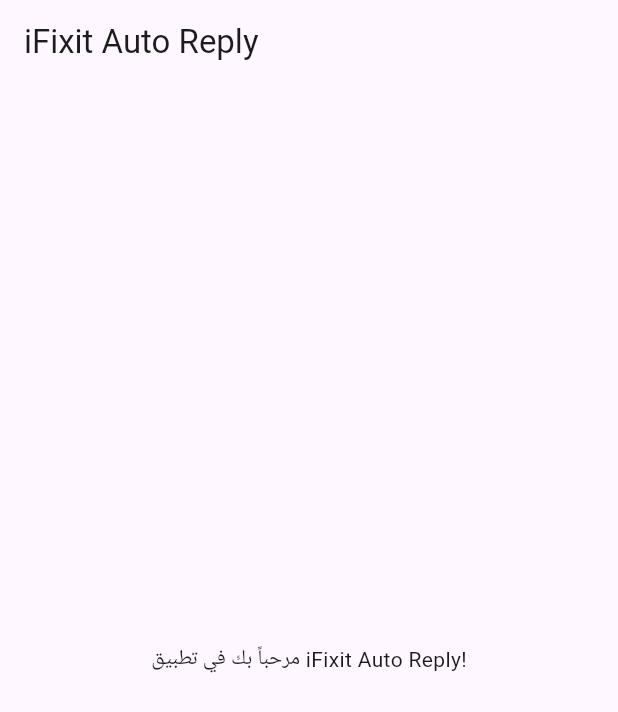
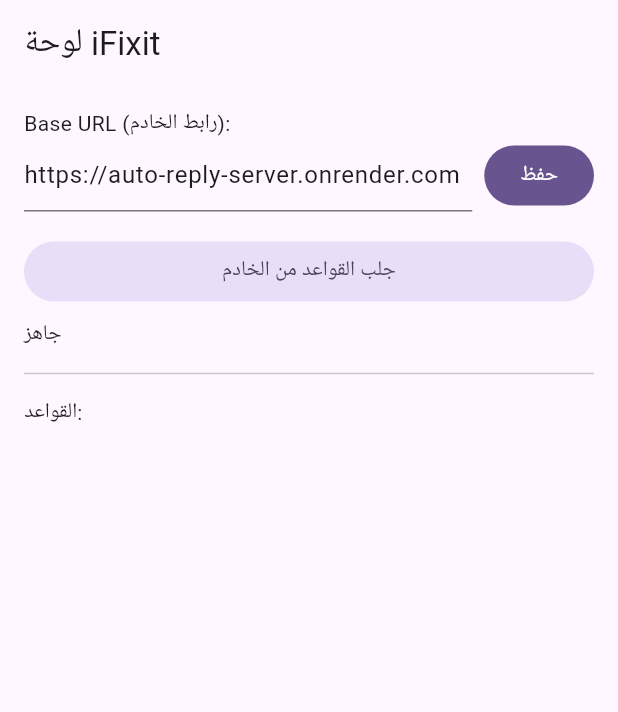
Before and after one commit to ifixityemen/ifixit_auto_reply_app_flutter2, a Flutter app: the screen it shows after launch, on a phone screen of 412 x 824 dp. Shown: the top 712 px of the screen. Run offline on Flutter 3.47's test engine with Material 3 defaults, Android fonts, the phone set to English and light mode, and no system bars; our stand-ins replace shared_preferences.

Commit message:
Update main.dart

```diff
--- a/lib/main.dart
+++ b/lib/main.dart
@@ -1,36 +1,113 @@
+import 'dart:convert';
+import 'package:flutter/material.dart';
+import 'package:shared_preferences/shared_preferences.dart';
+import 'package:http/http.dart' as http;
 
-import 'package:flutter/material.dart';
-
-void main() {
-  runApp(const MyApp());
-}
+void main() => runApp(const MyApp());
 
 class MyApp extends StatelessWidget {
   const MyApp({super.key});
-
   @override
   Widget build(BuildContext context) {
     return MaterialApp(
       title: 'iFixit Auto Reply',
-      theme: ThemeData(
-        primarySwatch: Colors.blue,
-      ),
+      theme: ThemeData(useMaterial3: true, colorSchemeSeed: Colors.deepPurple),
       home: const HomePage(),
+      debugShowCheckedModeBanner: false,
     );
   }
 }
 
-class HomePage extends StatelessWidget {
+class HomePage extends StatefulWidget {
   const HomePage({super.key});
+  @override
+  State<HomePage> createState() => _HomePageState();
+}
+
+class _HomePageState extends State<HomePage> {
+  final _baseUrlCtrl = TextEditingController();
+  String _status = 'جاهز';
+  List<dynamic> _rules = [];
+
+  @override
+  void initState() {
+    super.initState();
+    _loadBaseUrl();
+  }
+
+  Future<void> _loadBaseUrl() async {
+    final sp = await SharedPreferences.getInstance();
+    _baseUrlCtrl.text =
+        sp.getString('baseUrl') ?? 'https://auto-reply-server.onrender.com';
+  }
+
+  Future<void> _saveBaseUrl() async {
+    final url = _baseUrlCtrl.text.trim();
+    if (!url.startsWith('http')) {
+      setState(() => _status = 'الرجاء إدخال رابط صحيح يبدأ بـ http/https');
+      return;
+    }
+    final sp = await SharedPreferences.getInstance();
+    await sp.setString('baseUrl', url);
+    setState(() => _status = 'تم حفظ الرابط.');
+  }
+
+  Future<void> _fetchRules() async {
+    setState(() => _status = 'جلب القواعد...');
+    try {
+      final base = _baseUrlCtrl.text.trim().replaceAll(RegExp(r'/+$'), '');
+      final res = await http.get(Uri.parse('$base/rules'))
+          .timeout(const Duration(seconds: 15));
+      if (res.statusCode == 200) {
+        final data = jsonDecode(res.body);
+        setState(() {
+          _rules = (data is List) ? data : [];
+          _status = 'تم الجلب (${_rules.length}) قاعدة';
+        });
+      } else {
+        setState(() => _status = 'فشل الجلب: ${res.statusCode}');
+      }
+    } catch (e) {
+      setState(() => _status = 'خطأ في الاتصال: $e');
+    }
+  }
 
   @override
   Widget build(BuildContext context) {
     return Scaffold(
-      appBar: AppBar(
-        title: const Text('iFixit Auto Reply'),
-      ),
-      body: const Center(
-        child: Text('مرحباً بك في تطبيق iFixit Auto Reply!'),
+      appBar: AppBar(title: const Text('لوحة iFixit')),
+      body: ListView(
+        padding: const EdgeInsets.all(16),
+        children: [
+          const Text('Base URL (رابط الخادم):'),
+          Row(
+            children: [
+              Expanded(
+                child: TextField(
+                  controller: _baseUrlCtrl,
+                  decoration: const InputDecoration(
+                    hintText: 'https://your-app.onrender.com',
+                  ),
+                ),
+              ),
+              const SizedBox(width: 8),
+              FilledButton(onPressed: _saveBaseUrl, child: const Text('حفظ')),
+            ],
+          ),
+          const SizedBox(height: 16),
+          FilledButton.tonal(
+            onPressed: _fetchRules,
+            child: const Text('جلب القواعد من الخادم'),
+          ),
+          const SizedBox(height: 8),
+          Text(_status),
+          const Divider(height: 32),
+          const Text('القواعد:'),
+          ..._rules.map((r) => ListTile(
+                title: Text('${r['keyword'] ?? ''}'),
+                subtitle: Text('${r['reply'] ?? ''}'),
+              )),
+        ],
       ),
     );
   }
```
